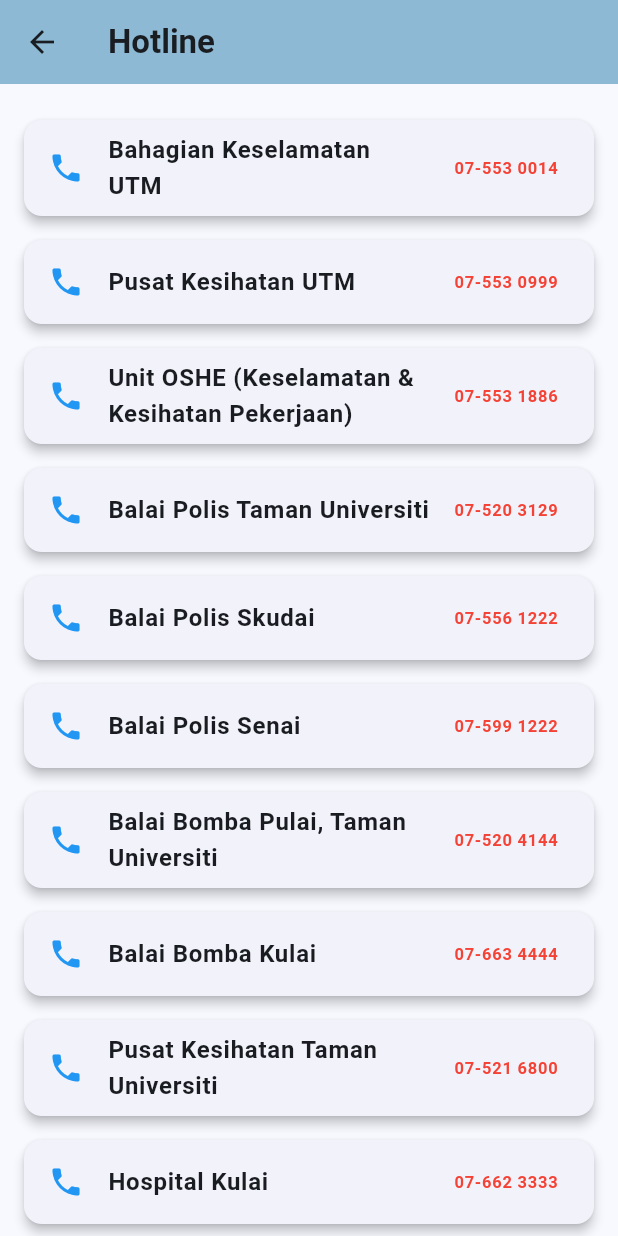
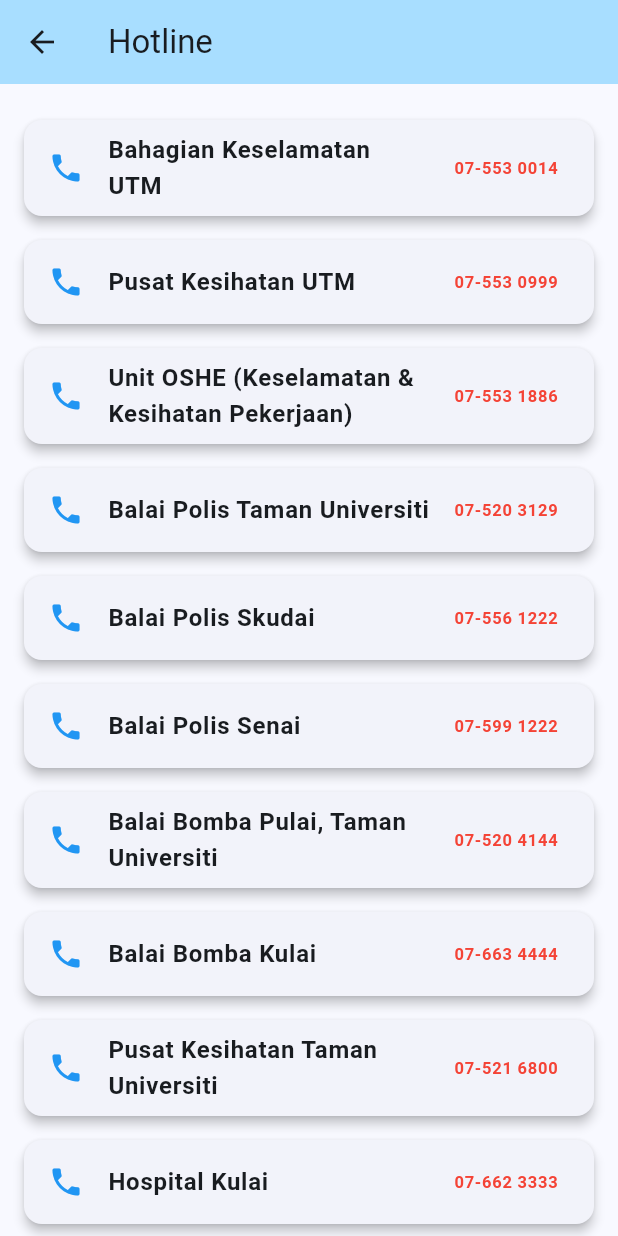
Before and after one commit to jiahui-1101/CodeNection, a Flutter app: the screen it shows once a user with an empty profile is signed in, in the side drawer, after a tap on "Hotline", on a phone screen of 412 x 824 dp. Run offline on Flutter 3.47's test engine with Material 3 defaults, Android fonts, the phone set to English and light mode, and no system bars; our stand-ins replace audioplayers, cached_network_image, cloud_firestore, file_picker, firebase_ai, firebase_auth and 13 more; missing offline and left inert: audio_session, flutter_sound; accounts and stored records are empty; network calls fail.

Commit message:
modify ui

```diff
--- a/lib/features/news/staff_view/NewsUpdatePage.dart
+++ b/lib/features/news/staff_view/NewsUpdatePage.dart
@@ -419,7 +419,7 @@ class _NewsUpdatePageState extends State<NewsUpdatePage> {
   Widget build(BuildContext context) {
     return Scaffold(
       appBar: AppBar(
-        title: const Text("News Updates"),
+        title: const Text("News Updates", style: TextStyle(color: Color.fromARGB(255, 255, 255, 255))),
         backgroundColor: Colors.deepPurple,
       ),
       body: Container(
@@ -478,7 +478,7 @@ class _NewsUpdatePageState extends State<NewsUpdatePage> {
       floatingActionButton: FloatingActionButton(
         onPressed: () => _showAddNewsDialog(),
         backgroundColor: Colors.deepPurple,
-        child: const Icon(Icons.add),
+        child: const Icon(Icons.add, color: Colors.white),
       ),
     );
   }
@@ -493,7 +493,7 @@ class NewsDetailPage extends StatelessWidget {
   Widget build(BuildContext context) {
     return Scaffold(
       appBar: AppBar(
-        title: const Text("News Detail"),
+        title: const Text("News Detail", style: TextStyle(color: Color.fromARGB(255, 255, 254, 254))),
         backgroundColor: Colors.deepPurple,
       ),
       body: SingleChildScrollView(
--- a/lib/features/news/user_view/NewsDetailPage.dart
+++ b/lib/features/news/user_view/NewsDetailPage.dart
@@ -10,8 +10,8 @@ class NewsDetailPage extends StatelessWidget {
   Widget build(BuildContext context) {
     return Scaffold(
       appBar: AppBar(
-        title: const Text("News Detail"),
-        backgroundColor: Colors.blue[700],
+        title: const Text("News Detail", style: TextStyle(color: Color.fromARGB(255, 5, 5, 5))),
+        backgroundColor: const Color.fromARGB(255, 129, 189, 249),
       ),
       body: SingleChildScrollView(
         padding: const EdgeInsets.all(16.0),
--- a/lib/features/news/staff_view/NewsListPage.dart
+++ b/lib/features/news/user_view/NewsListPage.dart
@@ -1,7 +1,7 @@
 import 'package:flutter/material.dart';
 import 'package:cloud_firestore/cloud_firestore.dart';
-import '../user_view/NewsCard.dart';
-import '../user_view/NewsDetailPage.dart';
+import 'NewsCard.dart';
+import 'NewsDetailPage.dart';
 
 class NewsListPage extends StatelessWidget {
   const NewsListPage({super.key});
--- a/lib/pages/user/navigation_ui_components/AppDrawer/HotlinePage.dart
+++ b/lib/pages/user/navigation_ui_components/AppDrawer/HotlinePage.dart
@@ -20,9 +20,8 @@ class HotlinePage extends StatelessWidget {
       appBar: AppBar(
         title: const Text(
           "Hotline",
-          style: TextStyle(fontWeight: FontWeight.bold),
         ),
-        backgroundColor: const Color(0xFF8EB9D4),
+        backgroundColor: const Color.fromARGB(255, 168, 222, 255),
       ),
       body: ListView(
         padding: const EdgeInsets.all(16),
```
